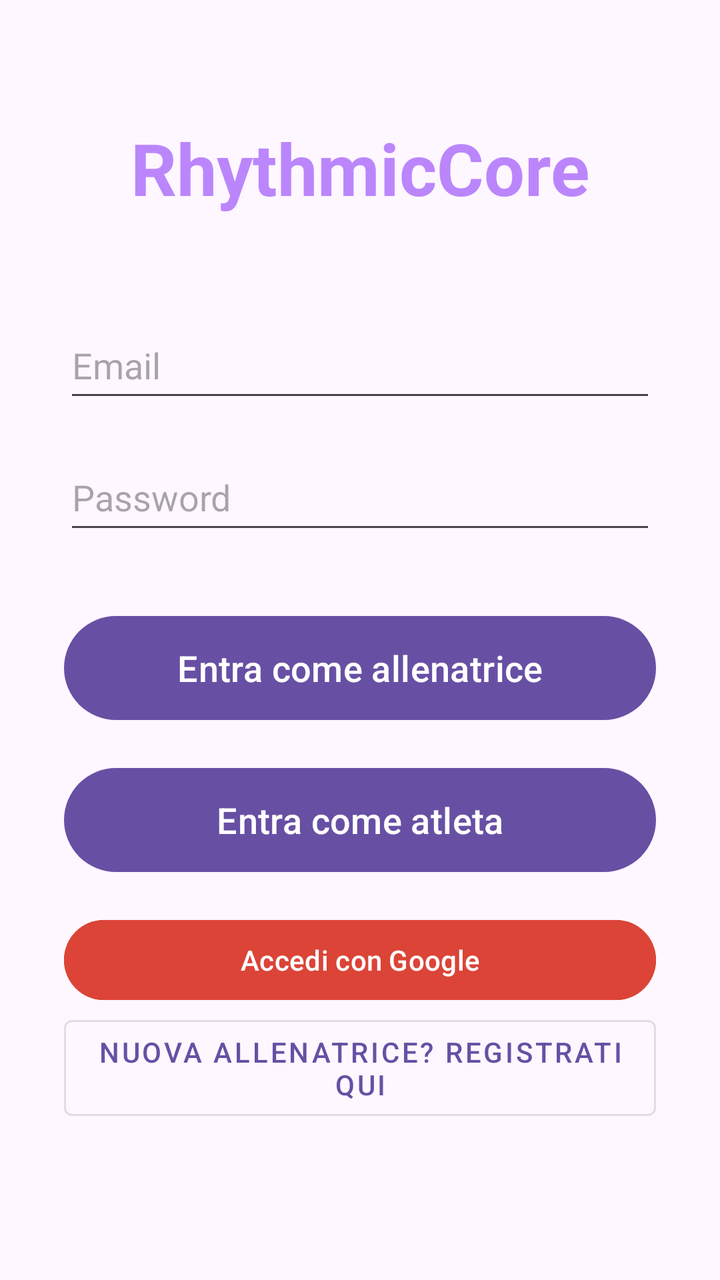
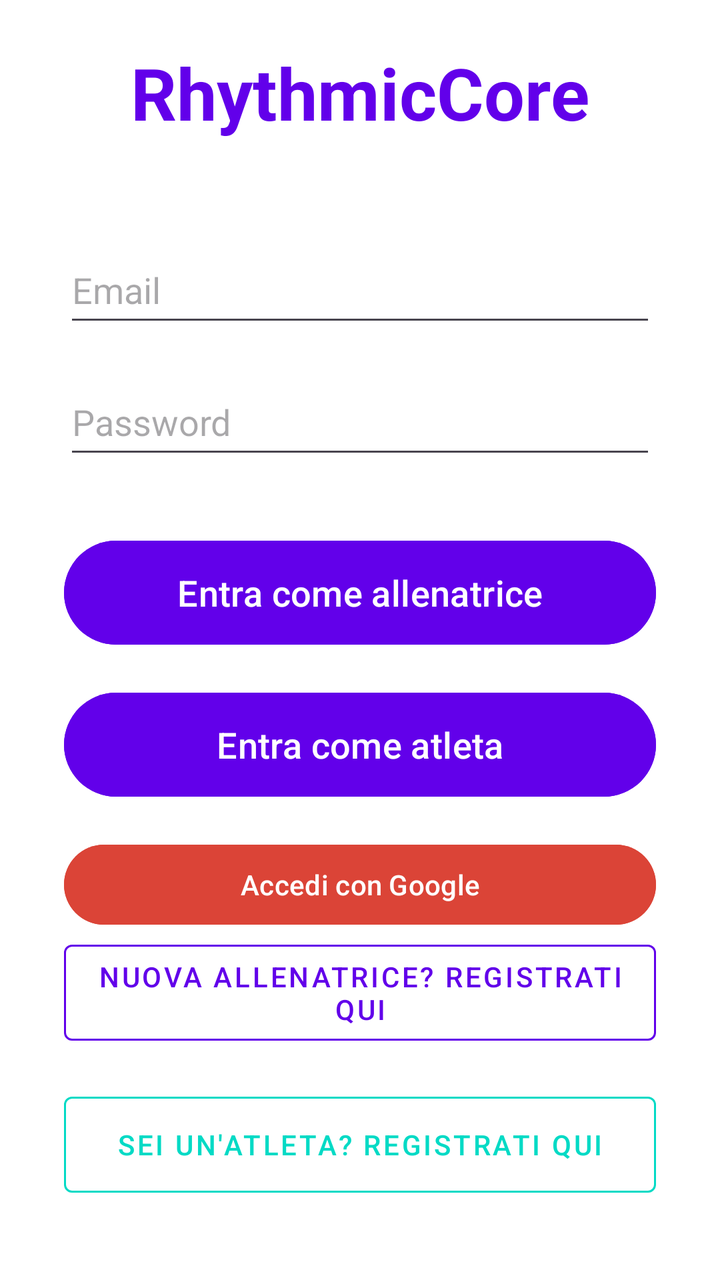

Before-and-after screenshots of an Android layout around one commit, followed by the original layout XML and the change that was made.
<!-- AndroidManifest.xml: application theme Theme.GinnasticaRitmica -->
<!-- res/layout/fragment_login.xml -->
<?xml version="1.0" encoding="utf-8"?>
<layout xmlns:android="http://schemas.android.com/apk/res/android"
    xmlns:tools="http://schemas.android.com/tools">

    <LinearLayout
        android:layout_width="match_parent"
        android:layout_height="match_parent"
        android:orientation="vertical"
        android:gravity="center"
        android:padding="32dp"
        android:background="?android:attr/colorBackground"
        tools:context=".LoginFragment">

        <TextView
            android:layout_width="wrap_content"
            android:layout_height="wrap_content"
            android:text="RhythmicCore"
            android:textSize="36sp"
            android:textStyle="bold"
            android:textColor="#BB86FC"
            android:layout_marginBottom="48dp" />

        <EditText
            android:id="@+id/emailInput"
            android:layout_width="match_parent"
            android:layout_height="50dp"
            android:hint="Email "
            android:inputType="textEmailAddress"
            android:layout_marginBottom="16dp"/>

        <EditText
            android:id="@+id/passwordInput"
            android:layout_width="match_parent"
            android:layout_height="50dp"
            android:hint="Password"
            android:inputType="textPassword"
            android:layout_marginBottom="32dp"/>

        <Button
            android:id="@+id/btnAccediCoach"
            android:layout_width="match_parent"
            android:layout_height="60dp"
            android:text="Entra come allenatrice"
            android:textSize="18sp"
            android:layout_marginBottom="16dp" />



        <Button
            android:id="@+id/btnAccediAtleta"
            android:layout_width="match_parent"
            android:layout_height="60dp"
            android:text="Entra come atleta"
            android:textSize="18sp"
            android:layout_marginBottom="16dp" />

        <Button
            android:id="@+id/btnGoogle"
            android:layout_width="match_parent"
            android:layout_height="wrap_content"
            android:text="Accedi con Google"
            android:backgroundTint="#DB4437" />

        <Button
            android:id="@+id/btnRegistrati"
            style="@style/Widget.MaterialComponents.Button.OutlinedButton"
            android:layout_width="match_parent"
            android:layout_height="60dp"
            android:text="Nuova Allenatrice? Registrati qui"
            android:layout_marginBottom="16dp" />



    </LinearLayout>
</layout>
<!-- resources referenced by this layout -->
<resources>
  <style name="Theme.GinnasticaRitmica" parent="Base.Theme.GinnasticaRitmica" />
  <style name="Base.Theme.GinnasticaRitmica" parent="Theme.Material3.DayNight.NoActionBar">
          
          
      </style>
</resources>

<!-- the commit's change to res/layout/fragment_login.xml (unified diff, before → after) -->
@@ -1,5 +1,6 @@
 <?xml version="1.0" encoding="utf-8"?>
 <layout xmlns:android="http://schemas.android.com/apk/res/android"
+    xmlns:app="http://schemas.android.com/apk/res-auto"
     xmlns:tools="http://schemas.android.com/tools">
 
     <LinearLayout
@@ -8,23 +9,24 @@
         android:orientation="vertical"
         android:gravity="center"
         android:padding="32dp"
-        android:background="?android:attr/colorBackground"
+        android:background="@color/sfondo_app"
         tools:context=".LoginFragment">
 
+        
         <TextView
             android:layout_width="wrap_content"
             android:layout_height="wrap_content"
             android:text="RhythmicCore"
             android:textSize="36sp"
             android:textStyle="bold"
-            android:textColor="#BB86FC"
+            android:textColor="@color/viola_torre"
             android:layout_marginBottom="48dp" />
 
         <EditText
             android:id="@+id/emailInput"
             android:layout_width="match_parent"
             android:layout_height="50dp"
-            android:hint="Email "
+            android:hint="Email"
             android:inputType="textEmailAddress"
             android:layout_marginBottom="16dp"/>
 
@@ -42,9 +44,9 @@
             android:layout_height="60dp"
             android:text="Entra come allenatrice"
             android:textSize="18sp"
+            android:backgroundTint="@color/viola_torre"
+            android:textColor="@android:color/white"
             android:layout_marginBottom="16dp" />
-
-
 
         <Button
             android:id="@+id/btnAccediAtleta"
@@ -52,24 +54,39 @@
             android:layout_height="60dp"
             android:text="Entra come atleta"
             android:textSize="18sp"
+            android:backgroundTint="@color/viola_torre"
+            android:textColor="@android:color/white"
             android:layout_marginBottom="16dp" />
 
+        
         <Button
             android:id="@+id/btnGoogle"
             android:layout_width="match_parent"
             android:layout_height="wrap_content"
             android:text="Accedi con Google"
+            android:textColor="@android:color/white"
             android:backgroundTint="#DB4437" />
 
+        
         <Button
             android:id="@+id/btnRegistrati"
             style="@style/Widget.MaterialComponents.Button.OutlinedButton"
             android:layout_width="match_parent"
             android:layout_height="60dp"
             android:text="Nuova Allenatrice? Registrati qui"
+            android:textColor="@color/viola_torre"
+            app:strokeColor="@color/viola_torre"
             android:layout_marginBottom="16dp" />
 
-
+        <Button
+            android:id="@+id/btnRegistratiAtleta"
+            style="@style/Widget.MaterialComponents.Button.OutlinedButton"
+            android:layout_width="match_parent"
+            android:layout_height="60dp"
+            android:text="Sei un'Atleta? Registrati qui"
+            android:textColor="@color/verde_acqua_bottoni"
+            app:strokeColor="@color/verde_acqua_bottoni"
+            android:layout_marginBottom="16dp" />
 
     </LinearLayout>
 </layout>
<!-- resource entries referenced after the edit -->
@@ -1,5 +1,8 @@
 <!-- resources referenced by this layout -->
 <resources>
+  <color name="sfondo_app">#FFFFFF</color>
+  <color name="verde_acqua_bottoni">#03DAC5</color>
+  <color name="viola_torre">#6200EA</color>
   <style name="Theme.GinnasticaRitmica" parent="Base.Theme.GinnasticaRitmica" />
   <style name="Base.Theme.GinnasticaRitmica" parent="Theme.Material3.DayNight.NoActionBar">
           
